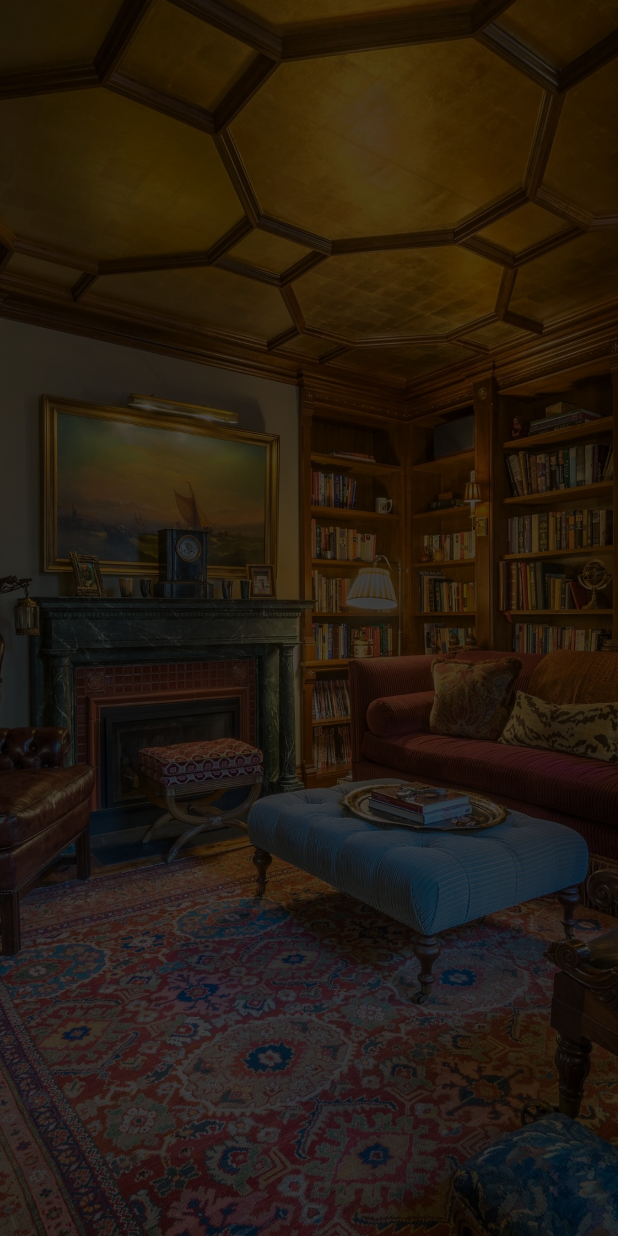
After one commit to theapphideaway/ClassicalGuitarLounge, an Android app: the layout fragment_login.xml on its own in the app's theme, with its tools: preview values and no code run, on a phone screen of 412 x 824 dp. The commit adds this screen. Run offline under Robolectric (Android 15) with nearby library versions, the phone set to English and light mode, and no system bars.

Commit message:
Added Login Page and Background

```diff
--- a/app/src/main/java/com/example/classicalguitarlounge/HomeFragment.kt
+++ b/app/src/main/java/com/example/classicalguitarlounge/HomeFragment.kt
@@ -6,6 +6,7 @@ import android.view.LayoutInflater
 import android.view.View
 import android.view.ViewGroup
 import android.widget.Toast
+import androidx.core.view.isVisible
 import com.example.classicalguitarlounge.guitars.GuitarsFragment
 import com.example.classicalguitarlounge.posts.PostsFragment
 import com.example.classicalguitarlounge.saved.SavedFragment
--- a/app/src/main/java/com/example/classicalguitarlounge/MainActivity.kt
+++ b/app/src/main/java/com/example/classicalguitarlounge/MainActivity.kt
@@ -2,10 +2,13 @@ package com.example.classicalguitarlounge
 
 import androidx.appcompat.app.AppCompatActivity
 import android.os.Bundle
+import android.view.Window
 
 class MainActivity : AppCompatActivity() {
     override fun onCreate(savedInstanceState: Bundle?) {
         super.onCreate(savedInstanceState)
+        requestWindowFeature(Window.FEATURE_NO_TITLE);//will hide the title
+        supportActionBar!!.hide();
         setContentView(R.layout.activity_main)
     }
 }
--- a/app/src/main/res/layout/activity_main.xml
+++ b/app/src/main/res/layout/activity_main.xml
@@ -8,7 +8,7 @@
 
     <fragment
         android:id="@+id/main_fragment_container"
-        android:name="com.example.classicalguitarlounge.HomeFragment"
+        android:name="com.example.classicalguitarlounge.login.LoginFragment"
         android:layout_width="0dp"
         android:layout_height="0dp"
         app:layout_constraintBottom_toBottomOf="parent"
--- /dev/null
+++ b/app/src/main/res/layout/fragment_login.xml
@@ -0,0 +1,25 @@
+<?xml version="1.0" encoding="utf-8"?>
+<FrameLayout xmlns:android="http://schemas.android.com/apk/res/android"
+    xmlns:app="http://schemas.android.com/apk/res-auto"
+    xmlns:tools="http://schemas.android.com/tools"
+    android:layout_width="match_parent"
+    android:layout_height="match_parent"
+    tools:context=".login.LoginFragment">
+
+    <ImageView
+        android:id="@+id/imageView"
+        android:layout_width="wrap_content"
+        android:layout_height="wrap_content"
+        android:adjustViewBounds="false"
+        android:background="#000000"
+        android:cropToPadding="false"
+        android:fitsSystemWindows="false"
+        android:scaleType="centerCrop"
+        android:src="@drawable/lounge_background" />
+
+    <ImageView
+        android:layout_width="match_parent"
+        android:layout_height="match_parent"
+        android:background="#000000"
+        android:alpha="0.7"/>
+</FrameLayout>
--- a/app/src/main/res/values/strings.xml
+++ b/app/src/main/res/values/strings.xml
@@ -5,4 +5,6 @@
     <string name="saved">Saved</string>
     <string name="nearby">Nearby</string>
     <string name="profile">Profile</string>
+    <!-- TODO: Remove or change this placeholder text -->
+    <string name="hello_blank_fragment">Hello blank fragment</string>
 </resources>
--- a/app/src/main/res/values/themes.xml
+++ b/app/src/main/res/values/themes.xml
@@ -1,6 +1,6 @@
 <resources xmlns:tools="http://schemas.android.com/tools">
     <!-- Base application theme. -->
-    <style name="Theme.ClassicalGuitarLounge" parent="Theme.MaterialComponents.DayNight.DarkActionBar">
+    <style name="Theme.ClassicalGuitarLounge" parent="Theme.MaterialComponents.DayNight.NoActionBar">
         <!-- Primary brand color. -->
         <item name="colorPrimary">@color/purple_500</item>
         <item name="colorPrimaryVariant">@color/purple_700</item>
```
Also changed, not shown: app/src/main/java/com/example/classicalguitarlounge/login/LoginFragment.kt (added, +19 -0 lines), app/src/main/res/drawable-v24/lounge_background.jpg (added).
